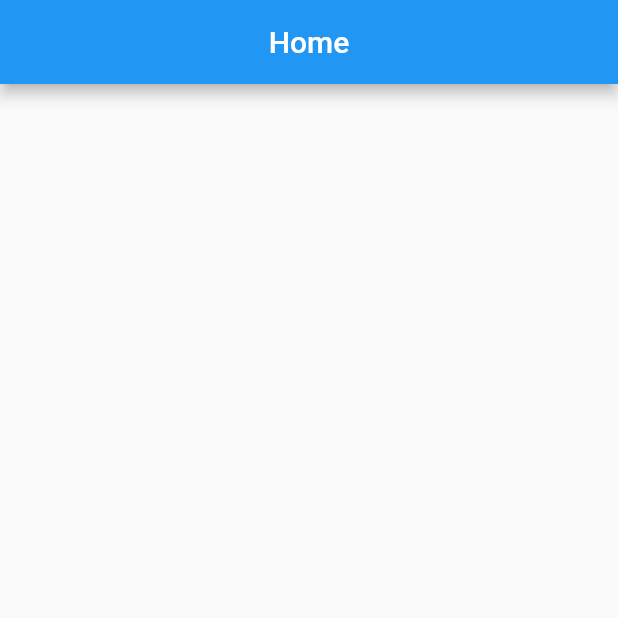
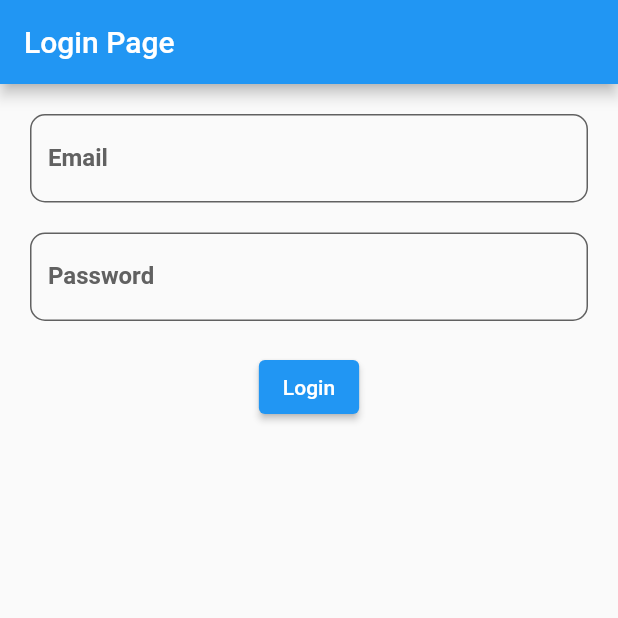
Before and after one commit to habeeb321/Chat-App, a Flutter app: the screen it shows after launch, on a phone screen of 412 x 824 dp, the top half of it. Run offline on Flutter 3.47's test engine with Material 2 defaults, Android fonts, the phone set to English and light mode, and no system bars; our stand-ins replace firebase_auth, firebase_core; accounts and stored records are empty.

Commit message:
login functionaliy implemented

```diff
--- a/lib/main.dart
+++ b/lib/main.dart
@@ -1,5 +1,5 @@
 import 'package:chat_app/core/constants.dart';
-import 'package:chat_app/view/home_screen.dart';
+import 'package:chat_app/view/main_screen.dart';
 import 'package:firebase_core/firebase_core.dart';
 import 'package:flutter/foundation.dart';
 import 'package:flutter/material.dart';
@@ -33,7 +33,7 @@ class MyApp extends StatelessWidget {
       theme: ThemeData(
         primarySwatch: Colors.blue,
       ),
-      home: const HomeScreen(),
+      home: const MainScreen(),
     );
   }
 }
--- /dev/null
+++ b/lib/view/home_page.dart
@@ -0,0 +1,30 @@
+import 'package:firebase_auth/firebase_auth.dart';
+import 'package:flutter/material.dart';
+
+class HomePage extends StatelessWidget {
+  const HomePage({super.key});
+
+  @override
+  Widget build(BuildContext context) {
+    return Scaffold(
+      appBar: AppBar(
+        title: const Text('Home'),
+        centerTitle: true,
+      ),
+      body: Center(
+        child: Column(
+          mainAxisAlignment: MainAxisAlignment.center,
+          children: [
+            const Text('Home Screen'),
+            ElevatedButton(
+              onPressed: () {
+                FirebaseAuth.instance.signOut();
+              },
+              child: const Text('Sign Out'),
+            ),
+          ],
+        ),
+      ),
+    );
+  }
+}
--- a/lib/view/home_screen.dart
+++ /dev/null
@@ -1,15 +0,0 @@
-import 'package:flutter/material.dart';
-
-class HomeScreen extends StatelessWidget {
-  const HomeScreen({super.key});
-
-  @override
-  Widget build(BuildContext context) {
-    return Scaffold(
-      appBar: AppBar(
-        title: const Text('Home'),
-        centerTitle: true,
-      ),
-    );
-  }
-}
--- /dev/null
+++ b/lib/view/login_page.dart
@@ -0,0 +1,126 @@
+import 'package:firebase_auth/firebase_auth.dart';
+import 'package:flutter/material.dart';
+
+class LoginPage extends StatefulWidget {
+  const LoginPage({super.key});
+
+  @override
+  _LoginPageState createState() => _LoginPageState();
+}
+
+class _LoginPageState extends State<LoginPage> {
+  final formKey = GlobalKey<FormState>();
+
+  TextEditingController emailController = TextEditingController();
+  TextEditingController passwordController = TextEditingController();
+  @override
+  Widget build(BuildContext context) {
+    return Scaffold(
+      appBar: AppBar(
+        title: const Text('Login Page'),
+      ),
+      body: Form(
+        key: formKey,
+        child: SingleChildScrollView(
+          child: Padding(
+            padding: const EdgeInsets.all(20.0),
+            child: Column(
+              mainAxisAlignment: MainAxisAlignment.center,
+              children: [
+                TextFormField(
+                  controller: emailController,
+                  decoration: InputDecoration(
+                    labelText: 'Email',
+                    labelStyle: TextStyle(
+                      color: Colors.grey.shade700,
+                      fontWeight: FontWeight.bold,
+                    ),
+                    border: OutlineInputBorder(
+                      borderRadius: BorderRadius.circular(10.0),
+                      borderSide: BorderSide(
+                        color: Colors.grey.shade700,
+                      ),
+                    ),
+                    enabledBorder: OutlineInputBorder(
+                      borderRadius: BorderRadius.circular(10.0),
+                      borderSide: BorderSide(
+                        color: Colors.grey.shade700,
+                      ),
+                    ),
+                    focusedBorder: OutlineInputBorder(
+                      borderRadius: BorderRadius.circular(10.0),
+                      borderSide: const BorderSide(
+                        color: Colors.blue,
+                      ),
+                    ),
+                  ),
+                  validator: (value) {
+                    if (value!.isEmpty) {
+                      return 'Please enter your email';
+                    }
+                    return null;
+                  },
+                  onSaved: (value) {},
+                ),
+                const SizedBox(height: 20.0),
+                TextFormField(
+                  controller: passwordController,
+                  decoration: InputDecoration(
+                    labelText: 'Password',
+                    labelStyle: TextStyle(
+                      color: Colors.grey.shade700,
+                      fontWeight: FontWeight.bold,
+                    ),
+                    border: OutlineInputBorder(
+                      borderRadius: BorderRadius.circular(10.0),
+                      borderSide: BorderSide(
+                        color: Colors.grey.shade700,
+                      ),
+                    ),
+                    enabledBorder: OutlineInputBorder(
+                      borderRadius: BorderRadius.circular(10.0),
+                      borderSide: BorderSide(
+                        color: Colors.grey.shade700,
+                      ),
+                    ),
+                    focusedBorder: OutlineInputBorder(
+                      borderRadius: BorderRadius.circular(10.0),
+                      borderSide: const BorderSide(
+                        color: Colors.blue,
+                      ),
+                    ),
+                  ),
+                  obscureText: true,
+                  validator: (value) {
+                    if (value!.isEmpty) {
+                      return 'Please enter your password';
+                    }
+                    return null;
+                  },
+                  onSaved: (value) {},
+                ),
+                const SizedBox(height: 20.0),
+                ElevatedButton(
+                  child: const Text('Login'),
+                  onPressed: () {
+                    if (formKey.currentState!.validate()) {
+                      formKey.currentState!.save();
+                      // Implement your authentication logic here
+                      signIn();
+                    }
+                  },
+                ),
+              ],
+            ),
+          ),
+        ),
+      ),
+    );
+  }
+
+  void signIn() async {
+    await FirebaseAuth.instance.signInWithEmailAndPassword(
+        email: emailController.text.trim(),
+        password: passwordController.text.trim());
+  }
+}
--- /dev/null
+++ b/lib/view/main_screen.dart
@@ -0,0 +1,20 @@
+import 'package:chat_app/view/home_page.dart';
+import 'package:chat_app/view/login_page.dart';
+import 'package:firebase_auth/firebase_auth.dart';
+import 'package:flutter/material.dart';
+
+class MainScreen extends StatelessWidget {
+  const MainScreen({super.key});
+
+  @override
+  Widget build(BuildContext context) {
+    return Scaffold(
+      body: StreamBuilder<User?>(
+        stream: FirebaseAuth.instance.authStateChanges(),
+        builder: (context, snapshot) {
+          return snapshot.hasData ? const HomePage() : const LoginPage();
+        },
+      ),
+    );
+  }
+}
```
